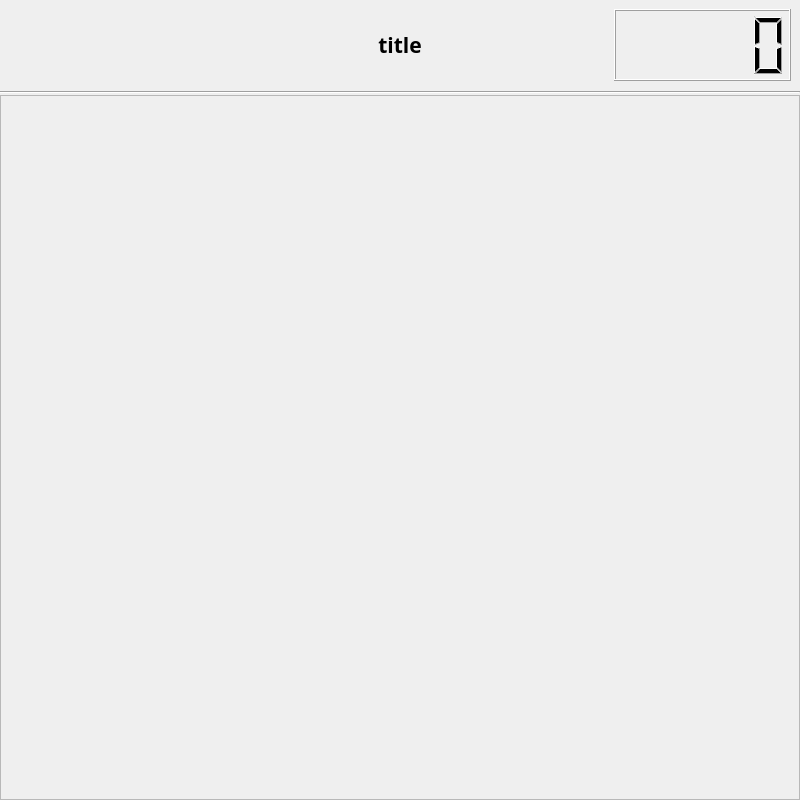
Old version of the form GUI/main_win.ui in the repository Fvesta/autotrading2.
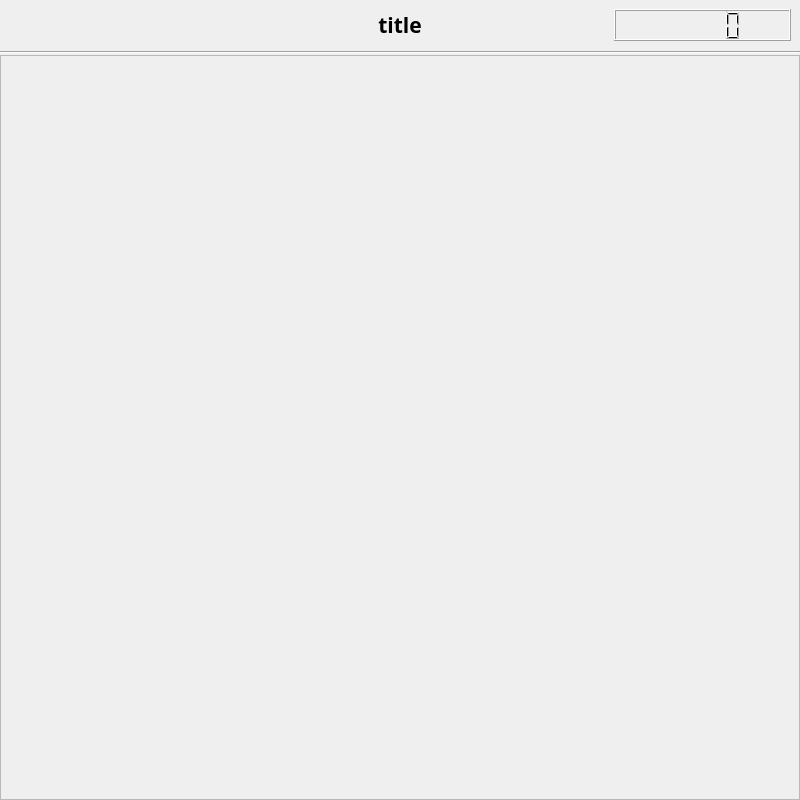
New version of the form.

```diff
--- a/GUI/main_win.ui
+++ b/GUI/main_win.ui
@@ -46,13 +46,13 @@
         <property name="minimumSize">
          <size>
           <width>0</width>
-          <height>90</height>
+          <height>50</height>
          </size>
         </property>
         <property name="maximumSize">
          <size>
           <width>16777215</width>
-          <height>90</height>
+          <height>50</height>
          </size>
         </property>
         <layout class="QHBoxLayout" name="horizontalLayout" stretch="0,0,0">
@@ -129,7 +129,7 @@
            <x>0</x>
            <y>0</y>
            <width>796</width>
-           <height>701</height>
+           <height>741</height>
           </rect>
          </property>
          <layout class="QVBoxLayout" name="verticalLayout_3">
```
